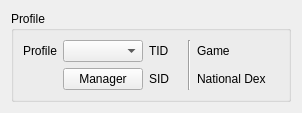
Admiral-Fish/PokeFinder, file Form/Gen4/Profile/ProfileDisplay4.ui: the form before one commit.
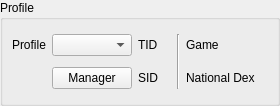
The form after the commit.

Patch:
```diff
--- a/Form/Gen4/Profile/ProfileDisplay4.ui
+++ b/Form/Gen4/Profile/ProfileDisplay4.ui
@@ -13,7 +13,19 @@
   <property name="windowTitle">
    <string>Profile Display 4</string>
   </property>
-  <layout class="QHBoxLayout" name="horizontalLayout">
+  <layout class="QVBoxLayout" name="verticalLayout">
+   <property name="leftMargin">
+    <number>0</number>
+   </property>
+   <property name="topMargin">
+    <number>0</number>
+   </property>
+   <property name="rightMargin">
+    <number>0</number>
+   </property>
+   <property name="bottomMargin">
+    <number>0</number>
+   </property>
    <item>
     <widget class="QGroupBox" name="groupBoxProfile">
      <property name="title">
```
